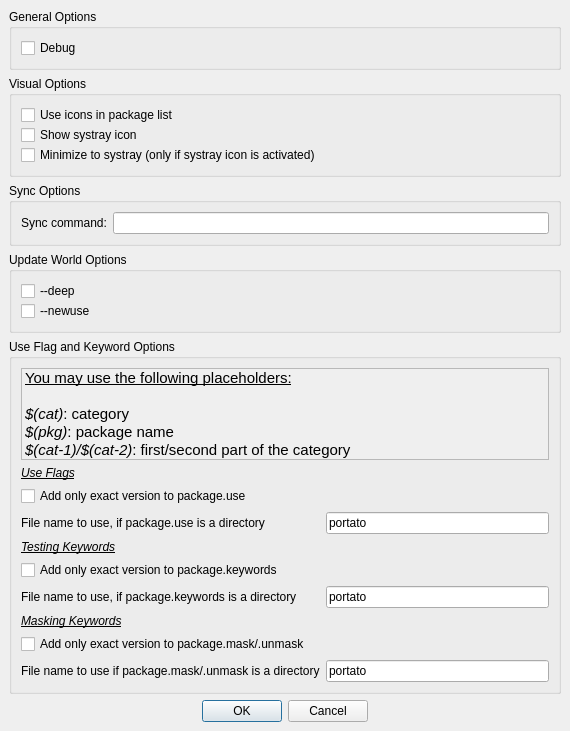
This is portato/gui/templates/ui/PreferenceWindow.ui in Necoro/portato as Qt 5 draws it before an edit. The edited form follows.
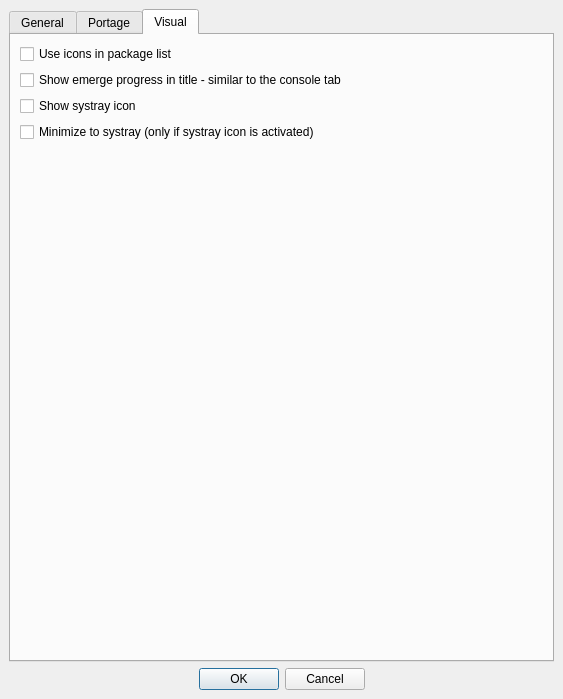
This is the edited form. The open tabs and pages were chosen to show the change.

Commit message: - added settings: gtk: console font - show emerge progress in window title

```diff
--- a/portato/gui/templates/ui/PreferenceWindow.ui
+++ b/portato/gui/templates/ui/PreferenceWindow.ui
@@ -5,8 +5,8 @@
    <rect>
     <x>0</x>
     <y>0</y>
-    <width>570</width>
-    <height>729</height>
+    <width>563</width>
+    <height>699</height>
    </rect>
   </property>
   <property name="windowTitle" >
@@ -20,19 +20,20 @@
     <number>6</number>
    </property>
    <item>
-    <widget class="QGroupBox" name="generalBox" >
-     <property name="title" >
-      <string>General Options</string>
+    <widget class="QTabWidget" name="tabWidget" >
+     <property name="currentIndex" >
+      <number>1</number>
      </property>
-     <property name="alignment" >
-      <set>Qt::AlignLeading</set>
-     </property>
+     <widget class="QWidget" name="generalTab" >
+      <attribute name="title" >
+       <string>General</string>
+      </attribute>
      <layout class="QVBoxLayout" >
       <property name="margin" >
        <number>9</number>
       </property>
       <property name="spacing" >
-       <number>0</number>
+        <number>6</number>
       </property>
       <item>
        <widget class="QCheckBox" name="debugCheck" >
@@ -41,45 +42,32 @@
         </property>
        </widget>
       </item>
-     </layout>
-    </widget>
-   </item>
-   <item>
-    <widget class="QGroupBox" name="guiBox" >
-     <property name="title" >
-      <string>Visual Options</string>
-     </property>
+       <item>
+        <spacer>
+         <property name="orientation" >
+          <enum>Qt::Vertical</enum>
+         </property>
+         <property name="sizeHint" >
+          <size>
+           <width>20</width>
+           <height>40</height>
+          </size>
+         </property>
+        </spacer>
+       </item>
+      </layout>
+     </widget>
+     <widget class="QWidget" name="portageTab" >
+      <attribute name="title" >
+       <string>Portage</string>
+      </attribute>
      <layout class="QVBoxLayout" >
       <property name="margin" >
        <number>9</number>
       </property>
       <property name="spacing" >
-       <number>0</number>
-      </property>
-      <item>
-       <widget class="QCheckBox" name="pkgIconsCheck" >
-        <property name="text" >
-         <string>Use icons in package list</string>
-        </property>
-       </widget>
-      </item>
-      <item>
-       <widget class="QCheckBox" name="systrayCheck" >
-        <property name="text" >
-         <string>Show systray icon</string>
-        </property>
-       </widget>
-      </item>
-      <item>
-       <widget class="QCheckBox" name="minimizeCheck" >
-        <property name="text" >
-         <string>Minimize to systray (only if systray icon is activated)</string>
-        </property>
-       </widget>
-      </item>
-     </layout>
-    </widget>
-   </item>
+        <number>6</number>
+       </property>
    <item>
     <widget class="QGroupBox" name="syncBox" >
      <property name="title" >
@@ -254,6 +242,64 @@
        </widget>
       </item>
      </layout>
+        </widget>
+       </item>
+      </layout>
+     </widget>
+     <widget class="QWidget" name="visualTab" >
+      <attribute name="title" >
+       <string>Visual</string>
+      </attribute>
+      <layout class="QVBoxLayout" >
+       <property name="margin" >
+        <number>9</number>
+       </property>
+       <property name="spacing" >
+        <number>6</number>
+       </property>
+       <item>
+        <widget class="QCheckBox" name="pkgIconsCheck" >
+         <property name="text" >
+          <string>Use icons in package list</string>
+         </property>
+        </widget>
+       </item>
+       <item>
+        <widget class="QCheckBox" name="titleUpdateCheck" >
+         <property name="text" >
+          <string>Show emerge progress in title - similar to the console tab</string>
+         </property>
+        </widget>
+       </item>
+       <item>
+        <widget class="QCheckBox" name="systrayCheck" >
+         <property name="text" >
+          <string>Show systray icon</string>
+         </property>
+        </widget>
+       </item>
+       <item>
+        <widget class="QCheckBox" name="minimizeCheck" >
+         <property name="text" >
+          <string>Minimize to systray (only if systray icon is activated)</string>
+         </property>
+        </widget>
+       </item>
+       <item>
+        <spacer>
+         <property name="orientation" >
+          <enum>Qt::Vertical</enum>
+         </property>
+         <property name="sizeHint" >
+          <size>
+           <width>20</width>
+           <height>40</height>
+          </size>
+         </property>
+        </spacer>
+       </item>
+      </layout>
+     </widget>
     </widget>
    </item>
    <item>
```
Lines whose indentation alone changed are shown as unchanged. The commit also changes 8 other files.
